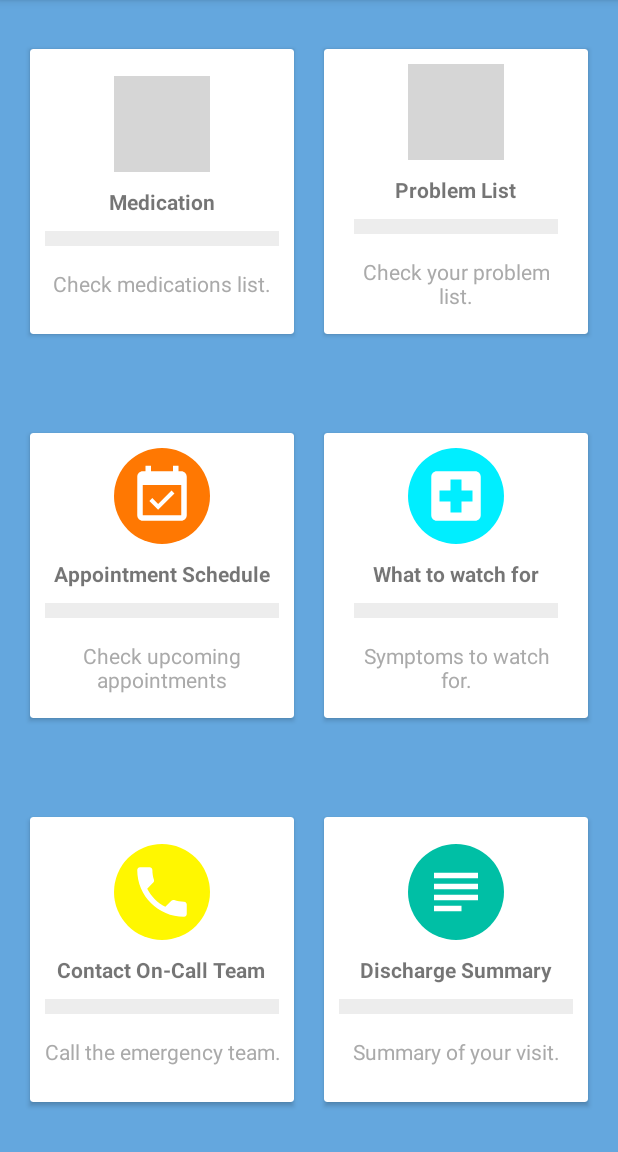
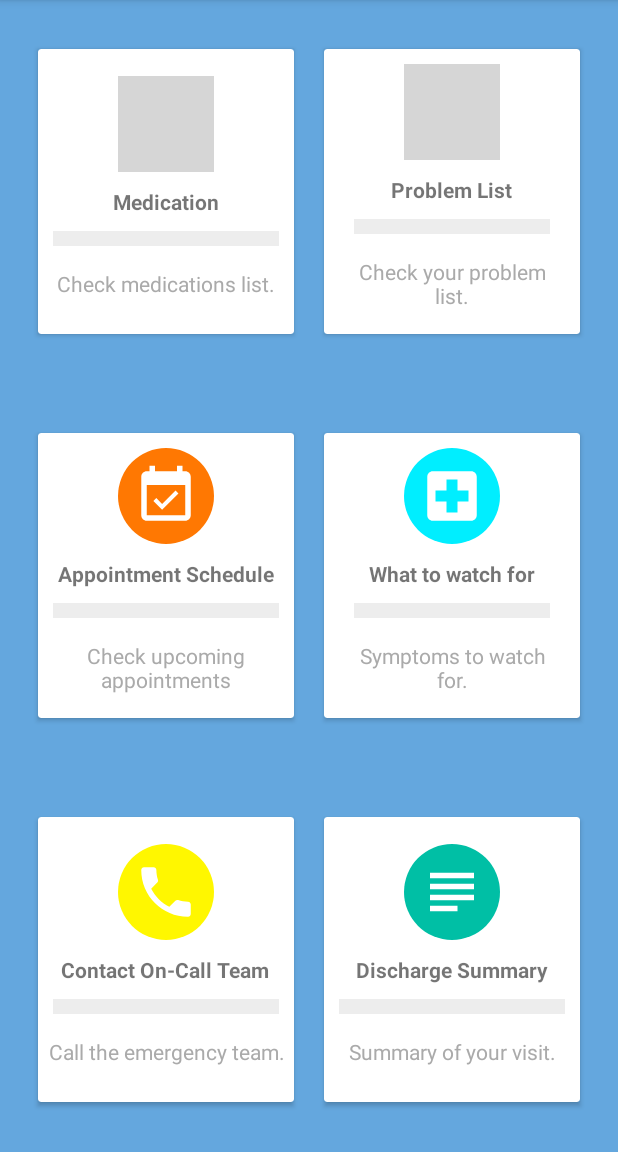
Before and after one commit to snguon/CS275-CODA, an Android app: the HomeActivity screen opened directly, with no data from a screen before it, on a phone screen of 412 x 824 dp, the part 84-1236 px from its top. Run offline under Robolectric (Android 15) with nearby library versions, the phone set to English and light mode, and no system bars; grey boxes are pictures that could not be loaded.

Commit message:
working fitted buttons

```diff
--- a/app/src/main/res/layout/activity_home.xml
+++ b/app/src/main/res/layout/activity_home.xml
@@ -20,7 +20,8 @@
         android:clipToPadding="false"
         android:gravity="center"
         android:orientation="horizontal"
-        android:padding="10dp">
+        android:padding="10dp"
+        android:layout_margin="5dp">
 
         <android.support.v7.widget.CardView
             android:id="@+id/meds_card"
@@ -129,7 +130,8 @@
         android:clipToPadding="false"
         android:gravity="center"
         android:orientation="horizontal"
-        android:padding="10dp">
+        android:padding="10dp"
+        android:layout_margin="5dp">
 
         <android.support.v7.widget.CardView
             android:id="@+id/appointment_card"
@@ -236,7 +238,8 @@
         android:clipToPadding="false"
         android:gravity="center"
         android:orientation="horizontal"
-        android:padding="10dp">
+        android:padding="10dp"
+        android:layout_margin="5dp">
 
         <android.support.v7.widget.CardView
             android:id="@+id/call_card"
```
